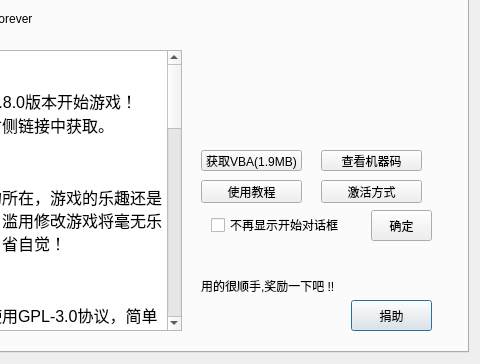
This is MyMH/widget.ui in tanyiqu/uemerald-memhack as Qt 5 draws it before an edit; both pictures show x 132 to 612 and y 127 to 491 of the 612 by 491 pixel window. The edited form follows.
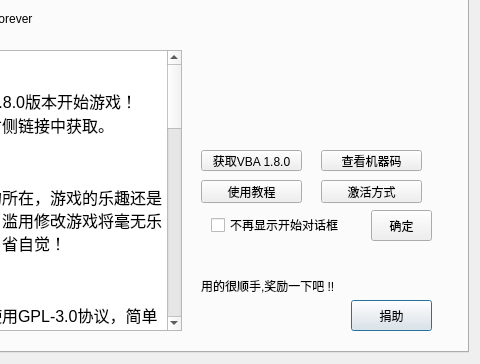
This is the edited form. Icons and pictures are not drawn.

Commit message: 修复一些链接

The edit to the form file:
```diff
--- a/MyMH/widget.ui
+++ b/MyMH/widget.ui
@@ -5534,7 +5534,7 @@
         </rect>
        </property>
        <property name="text">
-        <string>获取VBA(1.9MB)</string>
+        <string>获取VBA 1.8.0</string>
        </property>
       </widget>
       <widget class="QPushButton" name="getMCode">
```
The commit also changes 1 other file.
